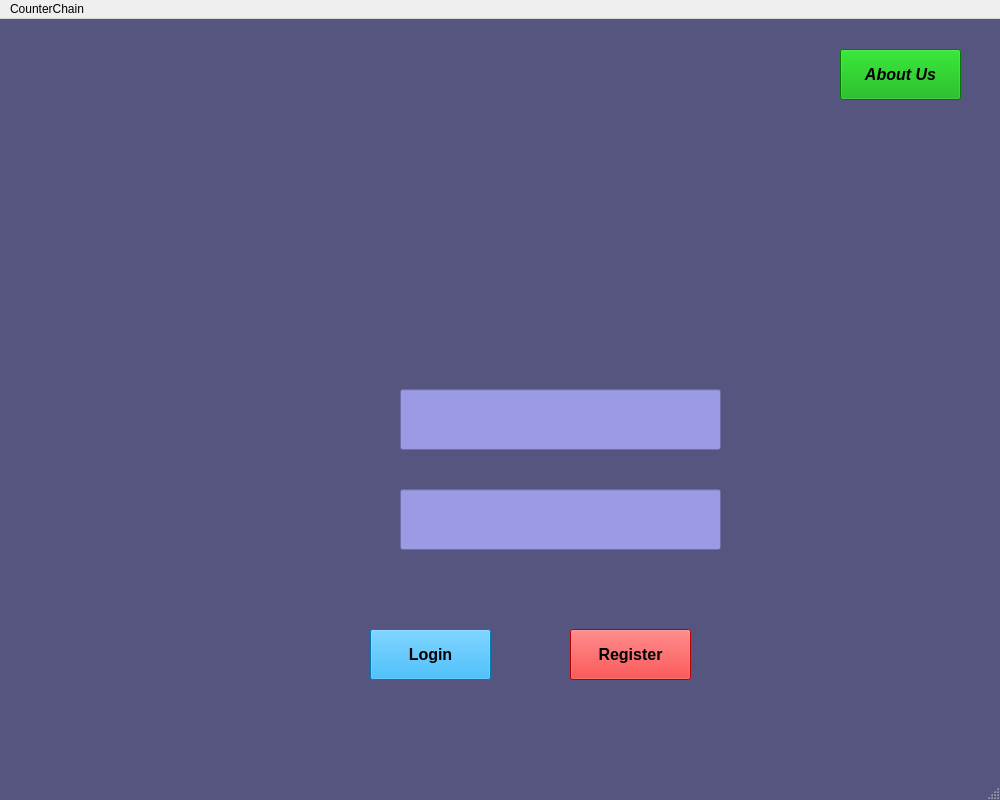
shubham0298/CounterChain, file login.ui: the form before one commit.
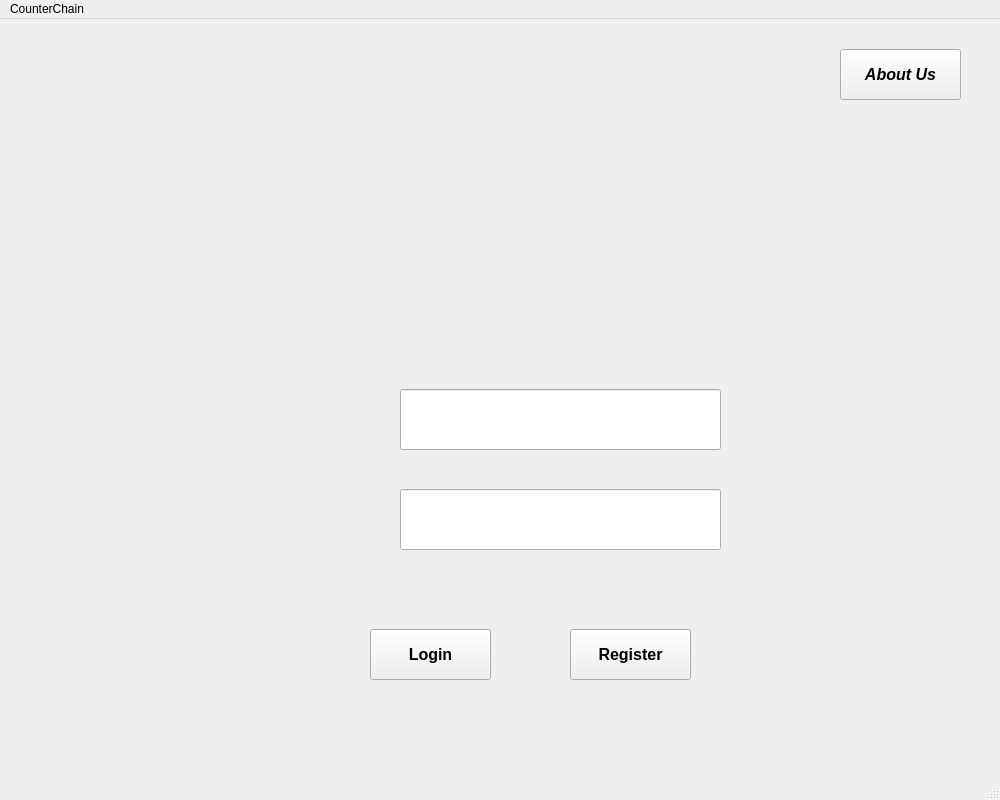
The form after the commit. Icons and pictures are not drawn.

The edit to the form file:
```diff
--- a/login.ui
+++ b/login.ui
@@ -26,21 +26,7 @@
    <string>Login</string>
   </property>
   <property name="styleSheet">
-   <string notr="true">QMainWindow{
-	background-color: rgb(85, 85, 127);
-}
-QLineEdit{	
-	background-color: rgb(154, 154, 229);
-}
-QPushButton#register_2{
-	background-color: rgb(255, 0, 0);
-}
-QPushButton#login{
-	background-color: rgb(0, 170, 255);
-}
-QPushButton#aboutus{
-	background-color: rgb(0, 170, 0);
-}</string>
+   <string notr="true"/>
   </property>
   <widget class="QWidget" name="centralwidget">
    <widget class="QLabel" name="label_2">
```
